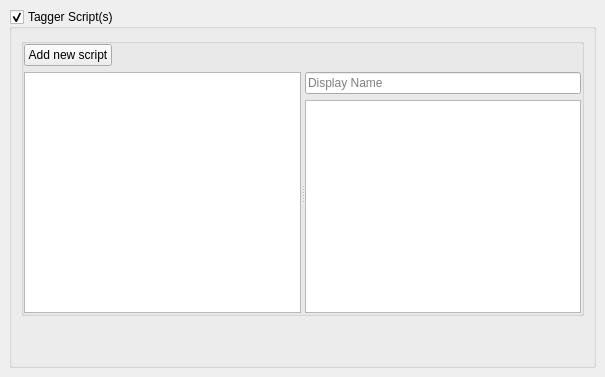
The window that ui/options_script.ui (17500mph/picard) describes before a commit, drawn with Qt 5.
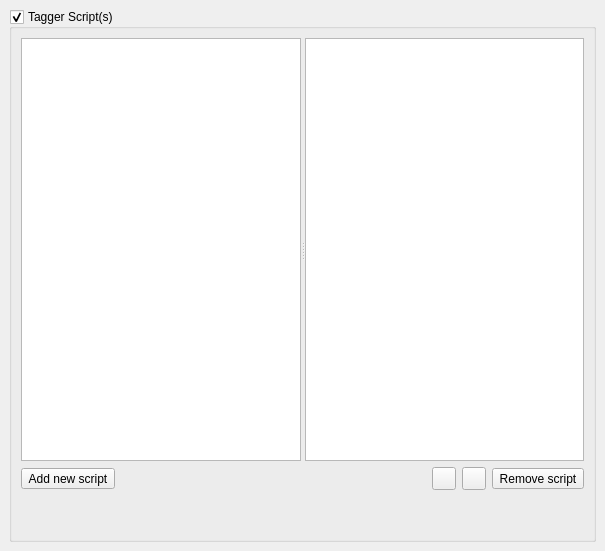
The same window after the commit. Icons and pictures are not drawn. Custom widgets are drawn as their Qt base class.

Diff of the .ui file:
```diff
--- a/ui/options_script.ui
+++ b/ui/options_script.ui
@@ -7,7 +7,7 @@
     <x>0</x>
     <y>0</y>
     <width>605</width>
-    <height>377</height>
+    <height>551</height>
    </rect>
   </property>
   <layout class="QVBoxLayout">
@@ -36,61 +36,13 @@
      </property>
      <layout class="QVBoxLayout" name="verticalLayout">
       <item>
-       <widget class="QGroupBox" name="groupBox">
-        <property name="sizePolicy">
-         <sizepolicy hsizetype="Expanding" vsizetype="Expanding">
-          <horstretch>0</horstretch>
-          <verstretch>0</verstretch>
-         </sizepolicy>
-        </property>
-        <property name="title">
-         <string/>
-        </property>
-        <layout class="QVBoxLayout" name="verticalLayout_3">
-         <property name="spacing">
-          <number>6</number>
-         </property>
-         <property name="leftMargin">
-          <number>0</number>
-         </property>
-         <property name="topMargin">
-          <number>0</number>
-         </property>
-         <property name="rightMargin">
-          <number>0</number>
-         </property>
-         <property name="bottomMargin">
-          <number>0</number>
-         </property>
-         <item>
-          <layout class="QHBoxLayout" name="horizontalLayout">
-           <item>
-            <widget class="QPushButton" name="add_script">
-             <property name="toolTip">
-              <string>Add new script</string>
-             </property>
-             <property name="text">
-              <string>Add new script</string>
-             </property>
-            </widget>
-           </item>
-           <item>
-            <spacer name="horizontalSpacer">
-             <property name="orientation">
-              <enum>Qt::Horizontal</enum>
-             </property>
-             <property name="sizeHint" stdset="0">
-              <size>
-               <width>40</width>
-               <height>20</height>
-              </size>
-             </property>
-            </spacer>
-           </item>
-          </layout>
-         </item>
-         <item>
           <widget class="QSplitter" name="splitter">
+        <property name="sizePolicy">
+         <sizepolicy hsizetype="Expanding" vsizetype="Expanding">
+          <horstretch>0</horstretch>
+          <verstretch>0</verstretch>
+         </sizepolicy>
+        </property>
            <property name="orientation">
             <enum>Qt::Horizontal</enum>
            </property>
@@ -125,19 +77,6 @@
              <property name="bottomMargin">
               <number>0</number>
              </property>
-             <item>
-              <widget class="QLineEdit" name="script_name">
-               <property name="sizePolicy">
-                <sizepolicy hsizetype="Expanding" vsizetype="Fixed">
-                 <horstretch>0</horstretch>
-                 <verstretch>0</verstretch>
-                </sizepolicy>
-               </property>
-               <property name="placeholderText">
-                <string>Display Name</string>
-               </property>
-              </widget>
-             </item>
              <item>
               <widget class="QTextEdit" name="tagger_script">
                <property name="acceptRichText">
@@ -149,8 +88,61 @@
            </widget>
           </widget>
          </item>
-        </layout>
-       </widget>
+      <item>
+       <layout class="QHBoxLayout" name="horizontalLayout">
+        <item>
+         <widget class="QToolButton" name="add_button">
+          <property name="toolTip">
+           <string>Add new script</string>
+          </property>
+          <property name="text">
+           <string>Add new script</string>
+          </property>
+         </widget>
+        </item>
+        <item>
+         <spacer name="horizontalSpacer">
+          <property name="orientation">
+           <enum>Qt::Horizontal</enum>
+          </property>
+          <property name="sizeHint" stdset="0">
+           <size>
+            <width>40</width>
+            <height>20</height>
+           </size>
+          </property>
+         </spacer>
+        </item>
+        <item>
+         <widget class="QToolButton" name="move_up_button">
+          <property name="toolTip">
+           <string>Move script up</string>
+          </property>
+          <property name="icon">
+           <iconset theme=":/images/16x16/go-up.png">
+            <normaloff>.</normaloff>.</iconset>
+          </property>
+         </widget>
+        </item>
+        <item>
+         <widget class="QToolButton" name="move_down_button">
+          <property name="toolTip">
+           <string>Move script down</string>
+          </property>
+          <property name="icon">
+           <iconset theme=":/images/16x16/go-down.png">
+            <normaloff>.</normaloff>.</iconset>
+          </property>
+         </widget>
+        </item>
+        <item>
+         <widget class="QToolButton" name="remove_button">
+          <property name="text">
+           <string>Remove script</string>
+          </property>
+         </widget>
+        </item>
+       </layout>
       </item>
       <item>
        <widget class="QLabel" name="script_error">
@@ -180,6 +172,17 @@
    </item>
   </layout>
  </widget>
+ <customwidgets>
+  <customwidget>
+   <class>ScriptListWidget</class>
+   <extends>QListWidget</extends>
+   <header location="global">picard.ui.widgets.scriptlistwidget</header>
+   <slots>
+    <slot>remove_selected_script()</slot>
+    <slot>add_script()</slot>
+   </slots>
+  </customwidget>
+ </customwidgets>
  <tabstops>
   <tabstop>enable_tagger_scripts</tabstop>
   <tabstop>add_script</tabstop>
```
Left out of the diff: 78 changed lines with no effect on the pictures. Lines whose indentation alone changed are shown as unchanged.
